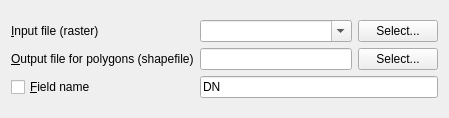
Before: the Qt Designer form qgis/python/plugins/GdalTools/tools/widgetPolygonize.ui in sourcepole/qgis, drawn with Qt 5.
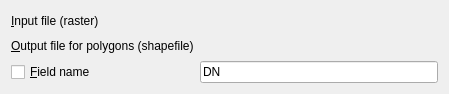
After: the same form once the commit is applied. Custom widgets are drawn as their Qt base class.

Commit message: avoid changes of the input layer when layers in canvas changed

```diff
--- a/qgis/python/plugins/GdalTools/tools/widgetPolygonize.ui
+++ b/qgis/python/plugins/GdalTools/tools/widgetPolygonize.ui
@@ -7,7 +7,7 @@
     <x>0</x>
     <y>0</y>
     <width>449</width>
-    <height>118</height>
+    <height>94</height>
    </rect>
   </property>
   <property name="sizePolicy">
@@ -28,68 +28,20 @@
         <string>&amp;Input file (raster)</string>
        </property>
        <property name="buddy">
-        <cstring>selectInputFileButton</cstring>
+        <cstring>inSelector</cstring>
        </property>
       </widget>
      </item>
-     <item row="0" column="1">
-      <layout class="QHBoxLayout" name="horizontalLayout_3">
-       <item>
-        <widget class="QComboBox" name="inputLayerCombo">
-         <property name="sizePolicy">
-          <sizepolicy hsizetype="Expanding" vsizetype="Fixed">
-           <horstretch>0</horstretch>
-           <verstretch>0</verstretch>
-          </sizepolicy>
-         </property>
-         <property name="editable">
-          <bool>true</bool>
-         </property>
-         <property name="insertPolicy">
-          <enum>QComboBox::NoInsert</enum>
-         </property>
-        </widget>
-       </item>
-       <item>
-        <widget class="QPushButton" name="selectInputFileButton">
-         <property name="text">
-          <string>Select...</string>
-         </property>
-        </widget>
-       </item>
-      </layout>
-     </item>
      <item row="1" column="0">
       <widget class="QLabel" name="label_2">
        <property name="text">
         <string>&amp;Output file for polygons (shapefile)</string>
        </property>
        <property name="buddy">
-        <cstring>selectOutputFileButton</cstring>
+        <cstring>outSelector</cstring>
        </property>
       </widget>
      </item>
-     <item row="1" column="1">
-      <layout class="QHBoxLayout" name="horizontalLayout_2">
-       <item>
-        <widget class="QLineEdit" name="outputFileEdit">
-         <property name="minimumSize">
-          <size>
-           <width>100</width>
-           <height>0</height>
-          </size>
-         </property>
-        </widget>
-       </item>
-       <item>
-        <widget class="QPushButton" name="selectOutputFileButton">
-         <property name="text">
-          <string>Select...</string>
-         </property>
-        </widget>
-       </item>
-      </layout>
-     </item>
      <item row="2" column="0">
       <widget class="QCheckBox" name="fieldCheck">
        <property name="text">
@@ -104,10 +56,24 @@
        </property>
       </widget>
      </item>
+     <item row="0" column="1">
+      <widget class="GdalToolsInOutSelector" name="inSelector" native="true"/>
+     </item>
+     <item row="1" column="1">
+      <widget class="GdalToolsInOutSelector" name="outSelector" native="true"/>
+     </item>
     </layout>
    </item>
   </layout>
  </widget>
+ <customwidgets>
+  <customwidget>
+   <class>GdalToolsInOutSelector</class>
+   <extends>QWidget</extends>
+   <header>inOutSelector</header>
+   <container>1</container>
+  </customwidget>
+ </customwidgets>
  <resources/>
  <connections/>
 </ui>
```
The commit also changes 41 other files.
